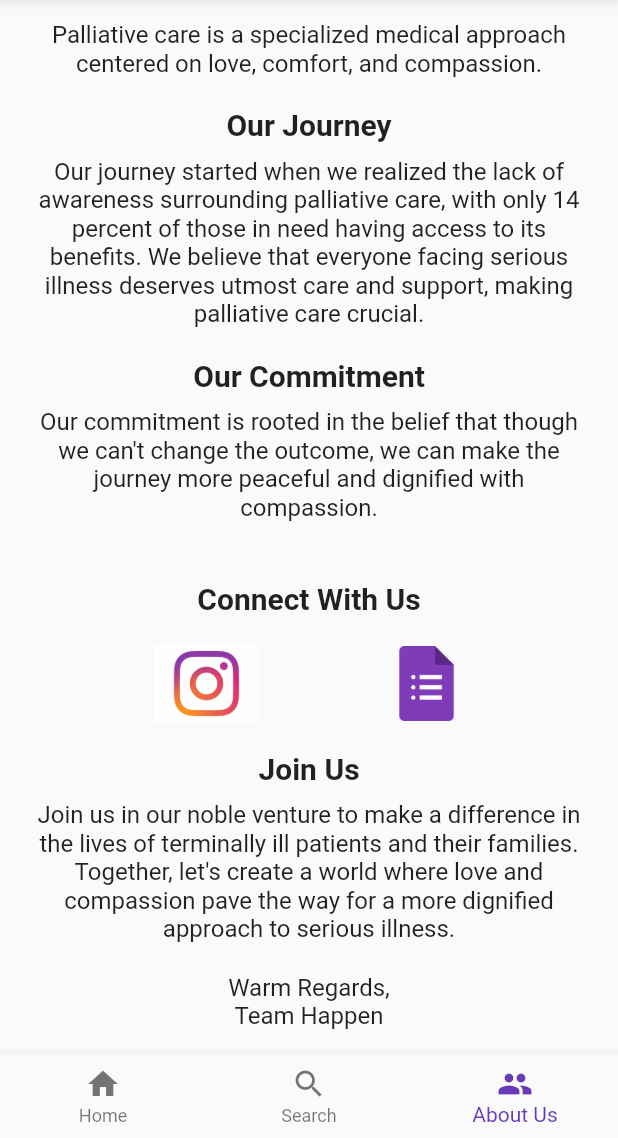
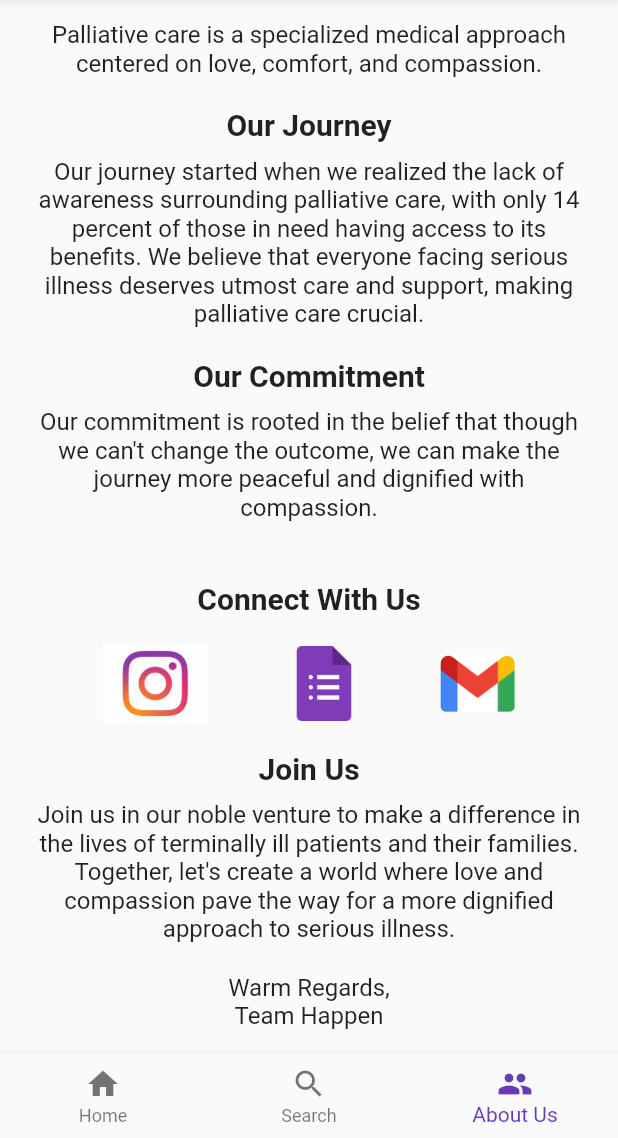
Before and after one commit to hridayK/pallifind, a Flutter app: the screen it shows after launch, item 3 of the bottom bar chosen, scrolled down 372 dp, on a phone screen of 412 x 824 dp, the part 98-1236 px from its top. Run offline on Flutter 3.47's test engine with Material 2 defaults, Android fonts, the phone set to English and light mode, and no system bars; our stand-ins replace csv, geolocator; missing offline and left inert: map_launcher.

Commit message:
implement mail communication

```diff
--- a/lib/screens/contact.dart
+++ b/lib/screens/contact.dart
@@ -126,6 +126,25 @@ class ContactUs extends StatelessWidget {
                   width: 50,
                   child: Image.asset('assets/google_forms_icon.png'),
                 ),
+              ),
+              GestureDetector(
+                onTap: () async {
+                  Uri url = Uri.parse(
+                    'mailto:palliativecaregmcm@gmail.com',
+                  );
+                  if (!await launchUrl(url)) {
+                    ScaffoldMessenger.of(context).showSnackBar(
+                      SnackBar(
+                        content: Text('Unable to open the google'),
+                      ),
+                    );
+                  }
+                },
+                child: Container(
+                  height: 50,
+                  width: 50,
+                  child: Image.asset('assets/gmail_icon_crop.png'),
+                ),
               )
             ],
           ),
--- a/pubspec.yaml
+++ b/pubspec.yaml
@@ -74,6 +74,7 @@ flutter:
     - assets/logo.jpeg
     - assets/google_forms_icon.png
     - assets/instagram_icon.jpg
+    - assets/gmail_icon_crop.png
   #   - images/a_dot_burr.jpeg
   #   - images/a_dot_ham.jpeg
 
```
Also changed, not shown: assets/gmail_icon.png (added), assets/gmail_icon_crop.png (added).
